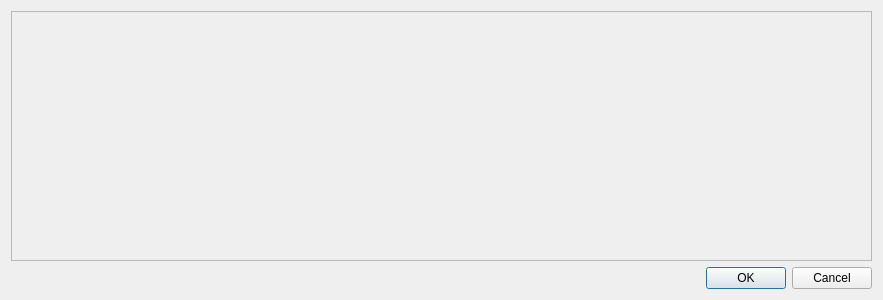
Before: the Qt Designer form qt-designer/estSplitItemsDialog.ui in rowinggolfer/openmolar1, drawn with Qt 5.
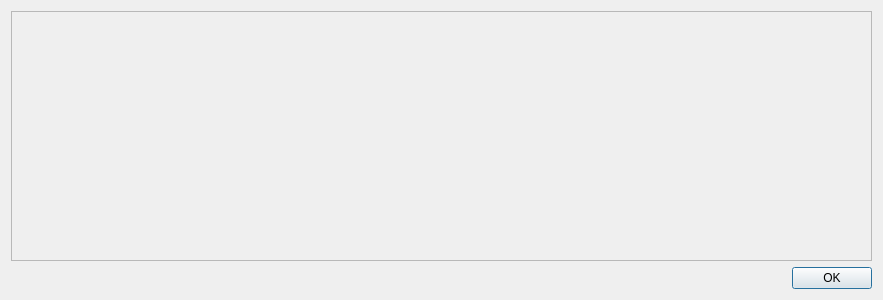
After: the same form once the commit is applied.

What changed in the file:
```diff
--- a/qt-designer/estSplitItemsDialog.ui
+++ b/qt-designer/estSplitItemsDialog.ui
@@ -37,7 +37,7 @@
       <enum>Qt::Horizontal</enum>
      </property>
      <property name="standardButtons">
-      <set>QDialogButtonBox::Cancel|QDialogButtonBox::Ok</set>
+      <set>QDialogButtonBox::Ok</set>
      </property>
     </widget>
    </item>
```
